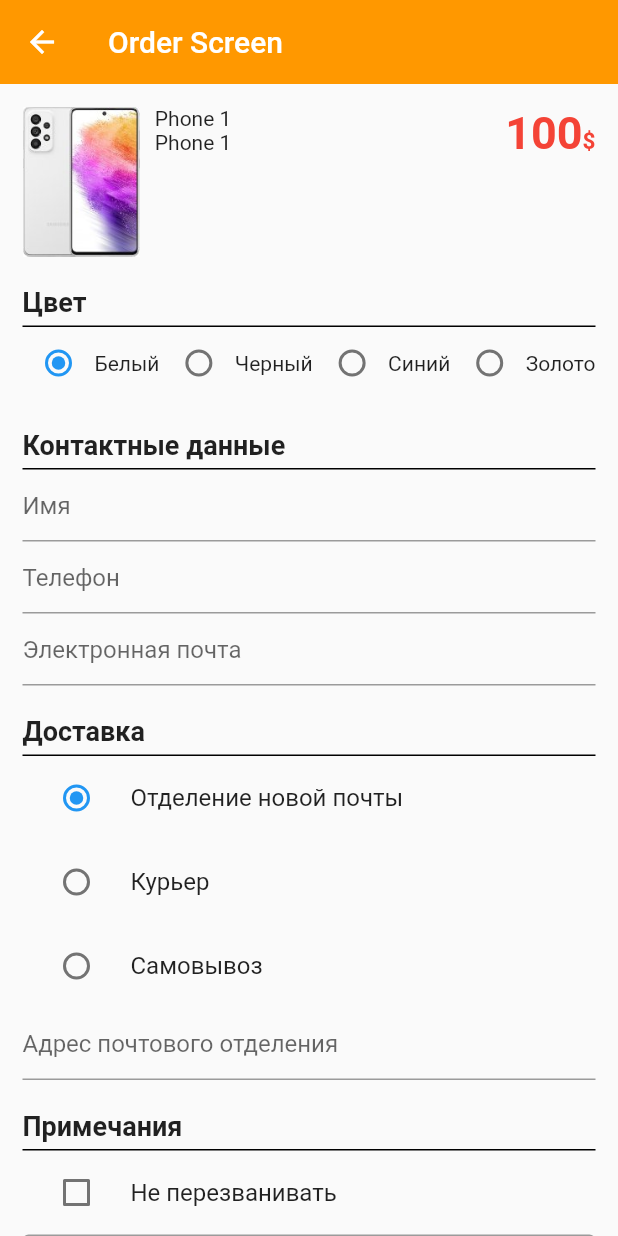
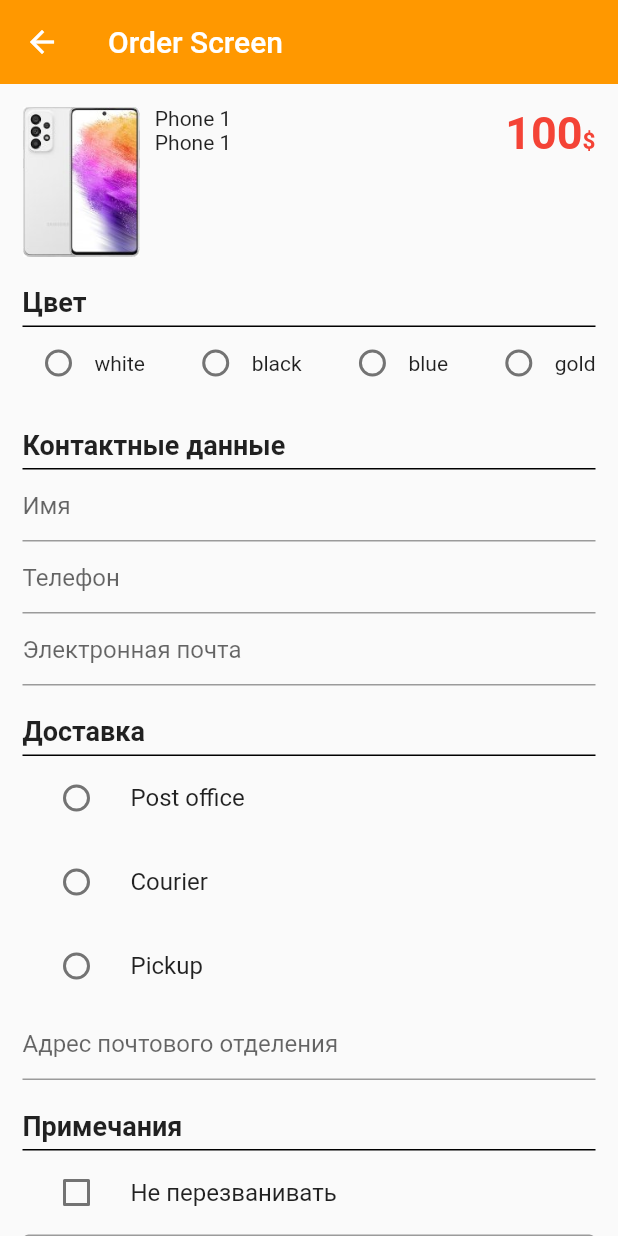
Before and after one commit to VladMezhuev/phoes_flutter, a Flutter app: the OrderScreen screen opened directly with sample values from the repository, on a phone screen of 412 x 824 dp. Run offline on Flutter 3.47's test engine with Material 2 defaults, Android fonts, the phone set to English and light mode, and no system bars; our stand-ins replace flutter_bloc, freezed_annotation, get_it, go_router; generated files the repository leaves out were written again.

Commit message:
add localization for colors & delivery methods

```diff
--- a/lib/l10n/app_en.arb
+++ b/lib/l10n/app_en.arb
@@ -2,5 +2,35 @@
   "catalog": "Catalog",
   "@catalog": {
     "description": "Title of catalog screen"
+  },
+
+  "blackColor": "black",
+  "@blackColor": {
+    "description": "Black color"
+  },
+  "whiteColor": "white",
+  "@whiteColor": {
+    "description": "White color"
+  },
+  "blueColor": "blue",
+  "@blueColor": {
+    "description": "Blue color"
+  },
+  "goldColor": "gold",
+  "@goldColor": {
+    "description": "Gold color"
+  },
+
+  "postOfficeDelivery": "Post office",
+  "@postOfficeDelivery": {
+    "description": "post Office"
+  },
+  "courierDelivery": "Courier",
+  "@courierDelivery": {
+    "description": "Courier"
+  },
+  "pickupDelivery": "Pickup",
+  "@pickupDelivery": {
+    "description": "Pickup"
   }
 }
--- a/lib/l10n/app_ru.arb
+++ b/lib/l10n/app_ru.arb
@@ -2,5 +2,35 @@
   "catalog": "Каталог",
   "@catalog": {
     "description": "Title of catalog screen"
+  },
+
+  "blackColor": "Черный",
+  "@blackColor": {
+    "description": "Black color"
+  },
+  "whiteColor": "Белый",
+  "@whiteColor": {
+    "description": "White color"
+  },
+  "blueColor": "Синий",
+  "@blueColor": {
+    "description": "Blue color"
+  },
+  "goldColor": "Золото",
+  "@goldColor": {
+    "description": "Gold color"
+  },
+
+  "postOfficeDelivery": "Отделение новой почты",
+  "@postOfficeDelivery": {
+    "description": "post Office"
+  },
+  "courierDelivery": "Курьер",
+  "@courierDelivery": {
+    "description": "Courier"
+  },
+  "pickupDelivery": "Самовывоз",
+  "@pickupDelivery": {
+    "description": "Pickup"
   }
 }
--- a/lib/screens/order/order_bloc/order_bloc.dart
+++ b/lib/screens/order/order_bloc/order_bloc.dart
@@ -41,7 +41,7 @@ class OrderBloc extends Bloc<OrderEvent, OrderState> {
   }
 
   void _onGetDeliveryMethod(event, emit) {
-    emit(state.copyWith(color: event.color));
+    emit(state.copyWith(delivery: event.delivery));
   }
 
   void _onGetNeedToCall(event, emit) {
--- a/lib/screens/order/order_bloc/order_state.dart
+++ b/lib/screens/order/order_bloc/order_state.dart
@@ -3,11 +3,11 @@ part of 'order_bloc.dart';
 @freezed
 class OrderState with _$OrderState {
   const factory OrderState([
-    @Default('') String color,
+    @Default('white') String color,
     @Default('') String name,
     @Default('') String email,
     @Default('') String phone,
-    @Default('') String delivery,
+    @Default('0') String delivery,
     @Default(false) bool needToCall,
     @Default('') String comment,
     @Default(false) bool isLoading,
--- a/lib/screens/order/order_screen.dart
+++ b/lib/screens/order/order_screen.dart
@@ -5,6 +5,7 @@ import 'package:go_router/go_router.dart';
 import 'package:phone_app/data/order_repo.dart';
 import 'package:phone_app/screens/catalog/phone_item_model.dart';
 import 'package:phone_app/screens/order/order_bloc/order_bloc.dart';
+import 'package:flutter_gen/gen_l10n/app_localizations.dart';
 
 class OrderScreen extends StatelessWidget {
   OrderScreen({Key? key, required this.model}) : super(key: key);
@@ -24,7 +25,8 @@ class OrderScreen extends StatelessWidget {
           listener: (context, state) {
             if (state.orderCreated) {
               ScaffoldMessenger.of(context).showSnackBar(SnackBar(
-                content: Text('Order created, color: ${state.color} name: ${state.name}, phone: ${state.phone}, delivery: ${state.delivery}'),
+                content: Text(
+                    'Order created, color: ${state.color} name: ${state.name}, phone: ${state.phone}, delivery: ${state.delivery}'),
                 duration: const Duration(seconds: 10),
               ));
               context.go('/');
@@ -53,9 +55,7 @@ class OrderScreen extends StatelessWidget {
                             const SizedBox(
                               height: 20,
                             ),
-
                             const UserInfo(),
-
                             const SizedBox(
                               height: 20,
                             ),
@@ -101,7 +101,9 @@ class OrderScreen extends StatelessWidget {
                                   flex: 2,
                                   child: ElevatedButton(
                                     onPressed: () {
-                                      context.read<OrderBloc>().add(const CreateOrder());
+                                      context
+                                          .read<OrderBloc>()
+                                          .add(const CreateOrder());
                                     },
                                     style: ButtonStyle(
                                       backgroundColor:
@@ -247,7 +249,6 @@ class UserInfo extends StatefulWidget {
 }
 
 class _UserInfoState extends State<UserInfo> {
-
   @override
   Widget build(BuildContext context) {
     return Column(
@@ -267,8 +268,7 @@ class _UserInfoState extends State<UserInfo> {
             ),
             onChanged: (value) {
               context.read<OrderBloc>().add(GetUserPhone(value));
-          }
-        ),
+            }),
         TextField(
           decoration: const InputDecoration(
             hintText: 'Электронная почта',
@@ -282,89 +282,68 @@ class _UserInfoState extends State<UserInfo> {
   }
 }
 
-class ColorRadioGroup extends StatefulWidget {
+class ColorRadioGroup extends StatelessWidget {
   const ColorRadioGroup({Key? key}) : super(key: key);
 
   @override
-  State<ColorRadioGroup> createState() => _ColorRadioGroupState();
-}
+  Widget build(BuildContext context) {
+    final values = [
+      {'title': AppLocalizations.of(context).whiteColor, 'value': 'white'},
+      {'title': AppLocalizations.of(context).blackColor, 'value': 'black'},
+      {'title': AppLocalizations.of(context).blueColor, 'value': 'blue'},
+      {'title': AppLocalizations.of(context).goldColor, 'value': 'gold'},
+    ];
 
-class _ColorRadioGroupState extends State<ColorRadioGroup> {
-  static const values = [
-    {'title': 'Белый', 'value': 'white'},
-    {'title': 'Черный', 'value': 'black'},
-    {'title': 'Синий', 'value': 'blue'},
-    {'title': 'Золото', 'value': 'gold'},
-  ];
-  String selectedValue = values.first['value'].toString();
-
-  @override
-  Widget build(BuildContext context) {
     return SizedBox(
       width: double.infinity,
       child: Container(
         padding: const EdgeInsets.all(0),
         width: double.infinity,
-          child: colorRadios(),
-        ));
-  }
-
-  Widget colorRadios() => Row(
+        child: Row(
           mainAxisAlignment: MainAxisAlignment.spaceBetween,
           children: values.map((value) {
             return Row(
               children: [
                 Radio(
                   value: value['value'],
-                groupValue: selectedValue,
+                  groupValue: context.watch<OrderBloc>().state.color,
                   onChanged: (value) {
-                  setState(() {
-                    selectedValue = value!;
-                  });
                     context.read<OrderBloc>().add(GetProductColor(value!));
                   },
-                // onChanged: (value) => setState(() => selectedValue = value!),
                 ),
                 Text(value['title'].toString())
               ],
             );
           }).toList(),
+        ),
+      ),
     );
   }
+}
 
-class DeliveryRadioGroup extends StatefulWidget {
+class DeliveryRadioGroup extends StatelessWidget {
   const DeliveryRadioGroup({Key? key}) : super(key: key);
 
   @override
-  State<DeliveryRadioGroup> createState() => _DeliveryRadioGroupState();
-}
-
-class _DeliveryRadioGroupState extends State<DeliveryRadioGroup> {
-  static const values = [
-    {'title': 'Отделение новой почты', 'value': '0'},
-    {'title': 'Курьер', 'value': '1'},
-    {'title': 'Самовывоз', 'value': '2'},
+  Widget build(BuildContext context) {
+    final values = [
+      {'title': AppLocalizations.of(context).postOfficeDelivery, 'value': '0'},
+      {'title': AppLocalizations.of(context).courierDelivery, 'value': '1'},
+      {'title': AppLocalizations.of(context).pickupDelivery, 'value': '2'},
     ];
-  String selectedValue = values.first['value'].toString();
-
-  @override
-  Widget build(BuildContext context) {
-    return deliveryRadios();
-  }
-
-  Widget deliveryRadios() => Column(
+    return Column(
       children: values.map((value) {
         return RadioListTile(
           value: value['value'],
-            groupValue: selectedValue,
+          groupValue: context.watch<OrderBloc>().state.delivery,
           onChanged: (value) {
-              setState(() => selectedValue = value!);
             context.read<OrderBloc>().add(GetDeliveryMethod(value!));
           },
           title: Text(value['title']!),
         );
       }).toList(),
     );
+  }
 }
 
 class CallCheckbox extends StatefulWidget {
```
Also changed, not shown: lib/data/order_repo.dart (+1 -35 lines). Lines whose indentation alone changed are shown as unchanged.
